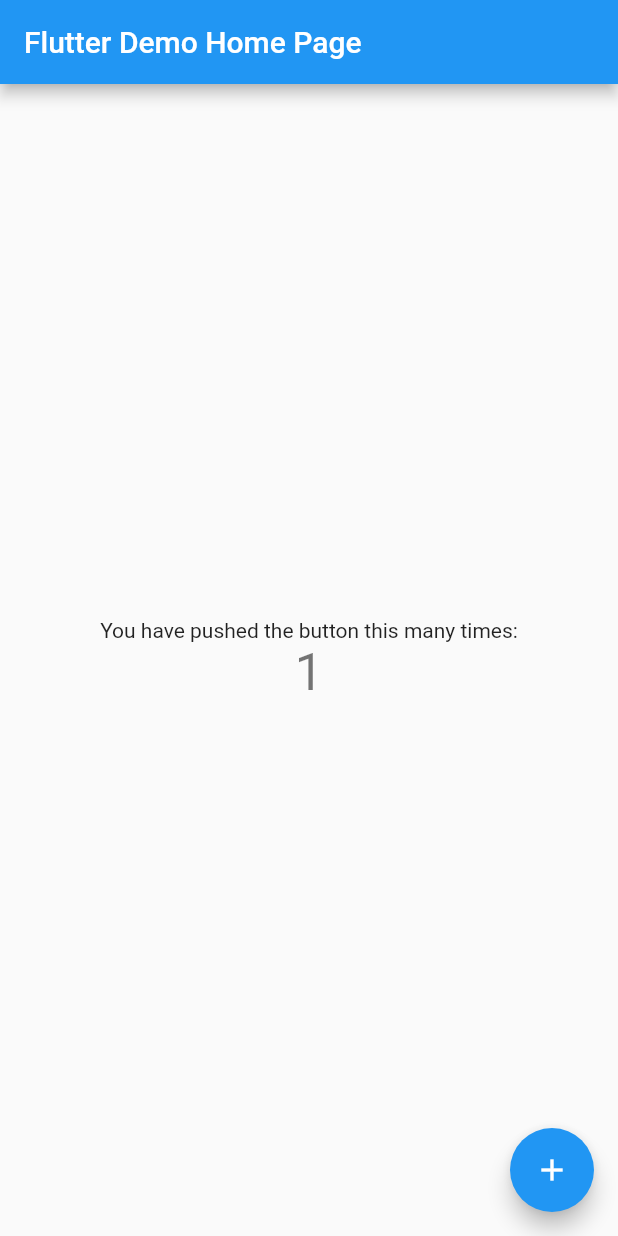
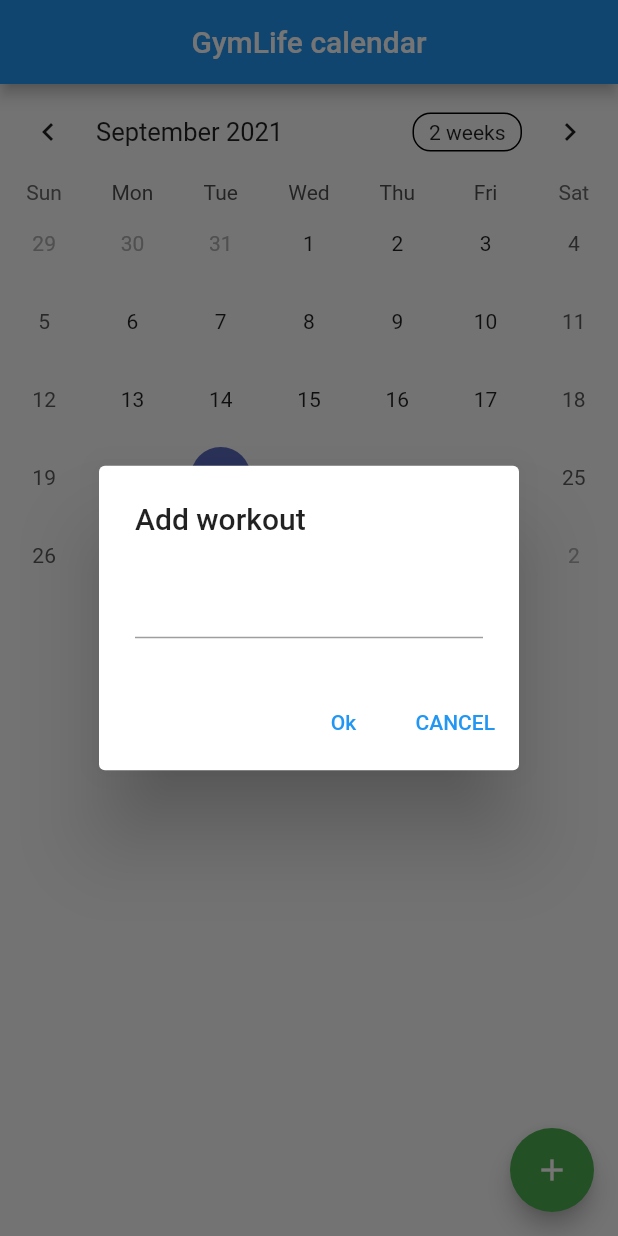
Before and after one commit to ArieBisfki/hva_ivse1_project_mobile, a Flutter app: the screen it shows after launch, after a tap on the "add" icon, on a phone screen of 412 x 824 dp. Run offline on Flutter 3.47's test engine with Material 2 defaults, Android fonts, the phone set to English and light mode, and no system bars; drawn by our look-alikes of table_calendar.

Commit message:
added calendar, routing, folder structure

```diff
--- /dev/null
+++ b/lib/common/route/route_generator.dart
@@ -0,0 +1,16 @@
+import 'package:flutter/material.dart';
+import 'package:ivse1_gymlife/common/route/routes.dart';
+import 'package:ivse1_gymlife/feature/calender/ui/calendar_overview.dart';
+
+class RouteGenerator {
+  static Route<dynamic> generateRoute(RouteSettings settings) {
+    final Object? args = settings.arguments;
+
+    switch (settings.name) {
+      case Routes.landing:
+        return MaterialPageRoute<dynamic>(builder: (_) => Calendar());
+      default:
+        return MaterialPageRoute<dynamic>(builder: (_) => Calendar());
+    }
+  }
+}
--- /dev/null
+++ b/lib/common/route/routes.dart
@@ -0,0 +1,3 @@
+class Routes {
+  static const String landing = '/';
+}
--- /dev/null
+++ b/lib/feature/calender/ui/calendar_overview.dart
@@ -0,0 +1,132 @@
+import 'package:flutter/material.dart';
+import 'package:table_calendar/table_calendar.dart';
+
+import 'event.dart';
+
+class Calendar extends StatefulWidget {
+  Calendar({Key? key}) : super(key: key);
+
+  @override
+  _State createState() => _State();
+}
+
+class _State extends State<Calendar> {
+  CalendarFormat _calendarFormat = CalendarFormat.month;
+  DateTime _focusedDay = DateTime.now();
+  DateTime _selectedDay = DateTime.now();
+  TextEditingController _eventController = TextEditingController();
+
+  Map<DateTime, List<Event>> selectedEvents = {};
+
+  @override
+  initState() {
+    selectedEvents = {};
+    super.initState();
+  }
+
+  @override
+  void dispose() {
+    _eventController.dispose();
+    super.dispose();
+  }
+
+  List<Event> _getEventsfromDay(DateTime date) {
+    return selectedEvents[date] ?? [];
+  }
+
+  @override
+  Widget build(BuildContext context) {
+    return Scaffold(
+      floatingActionButton: FloatingActionButton(
+        onPressed: () => showDialog(
+          context: context,
+          builder: (context) => AlertDialog(
+            title: Text('Add workout'),
+            content: TextFormField(
+              controller: _eventController,
+            ),
+            actions: [
+              TextButton(
+                child: Text("Ok"),
+                onPressed: () {
+                  if (_eventController.text.isEmpty) {
+                  } else {
+                    if (selectedEvents[_selectedDay] != null) {
+                      selectedEvents[_selectedDay]!.add(
+                        Event(title: _eventController.text),
+                      );
+                    } else {
+                      // selectedEvents[_selectedDay] = [
+                      //   Event(title: _eventController.text)
+                      // ];
+                    }
+                  }
+                  Navigator.pop(context);
+                  _eventController.clear();
+                  setState(() {});
+                  return;
+                },
+              ),
+              TextButton(
+                  child: Text('CANCEL'),
+                  onPressed: () => Navigator.pop(context))
+            ],
+          ),
+        ),
+        child: const Icon(Icons.add),
+        backgroundColor: Colors.green,
+      ),
+      appBar: AppBar(
+        centerTitle: true,
+        title: const Text('GymLife calendar'),
+      ),
+      body: Center(
+        child: Column(children: [
+          TableCalendar(
+            firstDay: DateTime.utc(2010, 10, 16),
+            lastDay: DateTime.utc(2030, 3, 14),
+            focusedDay: _focusedDay,
+            eventLoader: _getEventsfromDay,
+            calendarFormat: _calendarFormat,
+            selectedDayPredicate: (day) {
+              // Use `selectedDayPredicate` to determine which day is currently selected.
+              // If this returns true, then `day` will be marked as selected.
+
+              // Using `isSameDay` is recommended to disregard
+              // the time-part of compared DateTime objects.
+              return isSameDay(_selectedDay, day);
+            },
+            onDaySelected: (selectedDay, focusedDay) {
+              if (!isSameDay(_selectedDay, selectedDay)) {
+                // Call `setState()` when updating the selected day
+                setState(() {
+                  _selectedDay = selectedDay;
+                  _focusedDay = focusedDay;
+                });
+              }
+            },
+            onFormatChanged: (format) {
+              if (_calendarFormat != format) {
+                // Call `setState()` when updating calendar format
+                setState(() {
+                  _calendarFormat = format;
+                });
+              }
+            },
+            onPageChanged: (focusedDay) {
+              // No need to call `setState()` here
+              _focusedDay = focusedDay;
+            },
+          ),
+          ..._getEventsfromDay(_selectedDay).map(
+            (Event event) => ListTile(
+              title: Text(
+                event.title,
+              ),
+            ),
+          ),
+        ]),
+      ),
+    );
+  }
+}
--- /dev/null
+++ b/lib/feature/calender/ui/event.dart
@@ -0,0 +1,6 @@
+class Event {
+  final String title;
+  Event({required this.title});
+
+  String toString() => this.title;
+}
--- a/lib/main.dart
+++ b/lib/main.dart
@@ -1,113 +1,26 @@
 import 'package:flutter/material.dart';
+
+import 'common/route/route_generator.dart';
+import 'common/route/routes.dart';
 
 void main() {
   runApp(MyApp());
 }
 
-class MyApp extends StatelessWidget {
-  // This widget is the root of your application.
+class MyApp extends StatefulWidget {
+  @override
+  _AppState createState() => _AppState();
+}
+
+class _AppState extends State<MyApp> {
   @override
   Widget build(BuildContext context) {
     return MaterialApp(
-      title: 'Flutter Demo',
-      theme: ThemeData(
-        // This is the theme of your application.
-        //
-        // Try running your application with "flutter run". You'll see the
-        // application has a blue toolbar. Then, without quitting the app, try
-        // changing the primarySwatch below to Colors.green and then invoke
-        // "hot reload" (press "r" in the console where you ran "flutter run",
-        // or simply save your changes to "hot reload" in a Flutter IDE).
-        // Notice that the counter didn't reset back to zero; the application
-        // is not restarted.
-        primarySwatch: Colors.blue,
-      ),
-      home: MyHomePage(title: 'Flutter Demo Home Page'),
+      title: 'Hooray App',
+      //theme: basicTheme,
+      //navigatorObservers: [RouteObserver<PageRoute>()],
+      onGenerateRoute: RouteGenerator.generateRoute,
+      initialRoute: Routes.landing,
     );
   }
 }
-
-class MyHomePage extends StatefulWidget {
-  MyHomePage({Key? key, required this.title}) : super(key: key);
-
-  // This widget is the home page of your application. It is stateful, meaning
-  // that it has a State object (defined below) that contains fields that affect
-  // how it looks.
-
-  // This class is the configuration for the state. It holds the values (in this
-  // case the title) provided by the parent (in this case the App widget) and
-  // used by the build method of the State. Fields in a Widget subclass are
-  // always marked "final".
-
-  final String title;
-
-  @override
-  _MyHomePageState createState() => _MyHomePageState();
-}
-
-class _MyHomePageState extends State<MyHomePage> {
-  int _counter = 0;
-
-  void _incrementCounter() {
-    setState(() {
-      // This call to setState tells the Flutter framework that something has
-      // changed in this State, which causes it to rerun the build method below
-      // so that the display can reflect the updated values. If we changed
-      // _counter without calling setState(), then the build method would not be
-      // called again, and so nothing would appear to happen.
-      _counter++;
-    });
-  }
-
-  @override
-  Widget build(BuildContext context) {
-    // This method is rerun every time setState is called, for instance as done
-    // by the _incrementCounter method above.
-    //
-    // The Flutter framework has been optimized to make rerunning build methods
-    // fast, so that you can just rebuild anything that needs updating rather
-    // than having to individually change instances of widgets.
-    return Scaffold(
-      appBar: AppBar(
-        // Here we take the value from the MyHomePage object that was created by
-        // the App.build method, and use it to set our appbar title.
-        title: Text(widget.title),
-      ),
-      body: Center(
-        // Center is a layout widget. It takes a single child and positions it
-        // in the middle of the parent.
-        child: Column(
-          // Column is also a layout widget. It takes a list of children and
-          // arranges them vertically. By default, it sizes itself to fit its
-          // children horizontally, and tries to be as tall as its parent.
-          //
-          // Invoke "debug painting" (press "p" in the console, choose the
-          // "Toggle Debug Paint" action from the Flutter Inspector in Android
-          // Studio, or the "Toggle Debug Paint" command in Visual Studio Code)
-          // to see the wireframe for each widget.
-          //
-          // Column has various properties to control how it sizes itself and
-          // how it positions its children. Here we use mainAxisAlignment to
-          // center the children vertically; the main axis here is the vertical
-          // axis because Columns are vertical (the cross axis would be
-          // horizontal).
-          mainAxisAlignment: MainAxisAlignment.center,
-          children: <Widget>[
-            Text(
-              'You have pushed the button this many times:',
-            ),
-            Text(
-              '$_counter',
-              style: Theme.of(context).textTheme.headline4,
-            ),
-          ],
-        ),
-      ),
-      floatingActionButton: FloatingActionButton(
-        onPressed: _incrementCounter,
-        tooltip: 'Increment',
-        child: Icon(Icons.add),
-      ), // This trailing comma makes auto-formatting nicer for build methods.
-    );
-  }
-}
--- a/pubspec.yaml
+++ b/pubspec.yaml
@@ -3,7 +3,7 @@ description: A new Flutter project.
 
 # The following line prevents the package from being accidentally published to
 # pub.dev using `pub publish`. This is preferred for private packages.
-publish_to: 'none' # Remove this line if you wish to publish to pub.dev
+publish_to: "none" # Remove this line if you wish to publish to pub.dev
 
 # The following defines the version and build number for your application.
 # A version number is three numbers separated by dots, like 1.2.43
@@ -23,7 +23,7 @@ environment:
 dependencies:
   flutter:
     sdk: flutter
-
+  table_calendar: ^3.0.2
 
   # The following adds the Cupertino Icons font to your application.
   # Use with the CupertinoIcons class for iOS style icons.
@@ -38,7 +38,6 @@ dev_dependencies:
 
 # The following section is specific to Flutter.
 flutter:
-
   # The following line ensures that the Material Icons font is
   # included with your application, so that you can use the icons in
   # the material Icons class.
```
Also changed, not shown: pubspec.lock.
